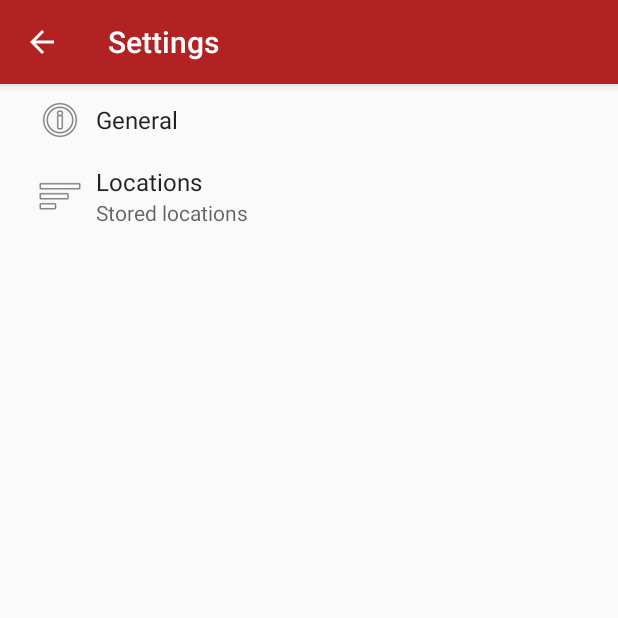
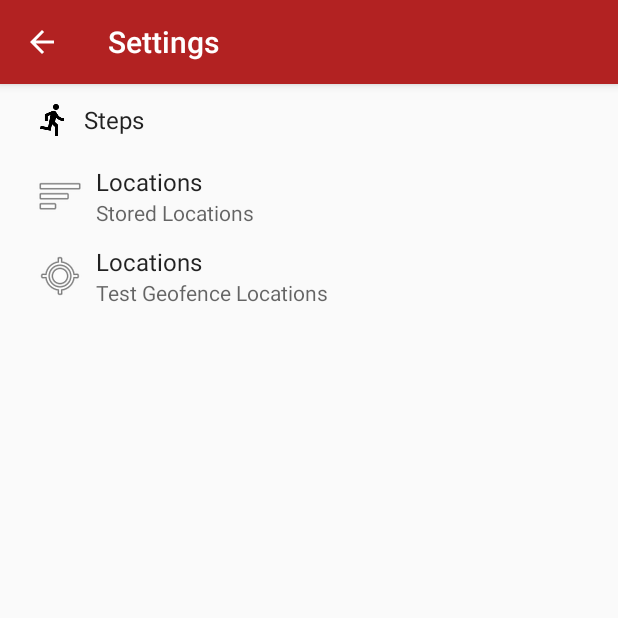
Before and after one commit to cjsheehan/contextual-triggers, an Android app: the SettingsActivity screen opened directly, with no data from a screen before it, on a phone screen of 412 x 824 dp, the top half of it. Run offline under Robolectric (Android 15) with nearby library versions, the phone set to English and light mode, and no system bars.

Commit message:
Update location again and add new preference

```diff
--- a/app/src/main/java/com/keepfit/triggers/thread/BaseThread.java
+++ b/app/src/main/java/com/keepfit/triggers/thread/BaseThread.java
@@ -53,7 +53,7 @@ public abstract class BaseThread extends Thread implements IThread {
      */
     @Override
     public void startThread() {
-        Log.d(TAG, "Starting thread!");
+        Log.d(TAG, "Starting " + getName() + " thread!");
         if (!started)
             start();
         running = enabled;
@@ -65,7 +65,7 @@ public abstract class BaseThread extends Thread implements IThread {
      */
     @Override
     public void stopThread() {
-        Log.d(TAG, "Stopping thread!");
+        Log.d(TAG, "Stopping " + getName() + " thread!");
         running = false;
         doStopAction();
         boolean retry = true;
--- a/app/src/main/java/com/keepfit/triggers/utils/enums/TriggerPreference.java
+++ b/app/src/main/java/com/keepfit/triggers/utils/enums/TriggerPreference.java
@@ -17,7 +17,9 @@ public enum TriggerPreference {
     CUSTOM_CURRENT_LOCATION("custom_location_button"),
     HOME_ADDRESS("home_address"),
     WORK_ADDRESS("work_address"),
-    CUSTOM_ADDRESS("custom_address");
+    CUSTOM_ADDRESS("custom_address"),
+    EXIT_GEOFENCES("exit_geofences"),
+    ENTER_GEOFENCES("enter_geofences");
 
     public String title;
 
--- a/app/src/main/res/values/strings.xml
+++ b/app/src/main/res/values/strings.xml
@@ -6,8 +6,9 @@
 
     <string name="first_trigger">First Trigger</string>
     <string name="placeholder">Stuff here!</string>
-    <string name="pref_header_general">General</string>
+    <string name="pref_header_general">Steps</string>
     <string name="pref_header_locations">Locations</string>
+    <string name="pref_header_geofences">Geofences</string>
     <string name="pref_title_filter_by_date">On or Off</string>
     <string name="action_settings">Settings</string>
     <string name="title_activity_settings">Settings</string>
--- /dev/null
+++ b/app/src/main/res/xml/pref_geofences.xml
@@ -0,0 +1,20 @@
+<?xml version="1.0" encoding="utf-8"?>
+<PreferenceScreen xmlns:android="http://schemas.android.com/apk/res/android">
+
+    <SwitchPreference
+        android:key="exit_geofences"
+        android:selectAllOnFocus="true"
+        android:lines="2"
+        android:checked="false"
+        android:summary="Tap here to set your location outside any geofences."
+        android:title="Exit Geofences" />
+
+    <SwitchPreference
+        android:key="enter_geofences"
+        android:selectAllOnFocus="true"
+        android:lines="2"
+        android:checked="true"
+        android:summary="Tap here to reset your location back to your current location."
+        android:title="Reset Location" />
+
+</PreferenceScreen>
--- a/app/src/main/res/xml/pref_headers.xml
+++ b/app/src/main/res/xml/pref_headers.xml
@@ -4,14 +4,19 @@
 
     <header
         android:fragment="com.keepfit.triggers.activity.SettingsActivity$GeneralPreferenceFragment"
-        android:icon="@android:drawable/ic_menu_info_details"
-        android:title="@string/pref_header_general" />
+        android:icon="@drawable/ic_directions_run_black_24dp"
+        android:title="@string/pref_header_general"/>
 
     <header
         android:fragment="com.keepfit.triggers.activity.SettingsActivity$HistoryPreferenceFragment"
         android:icon="@android:drawable/ic_menu_sort_by_size"
-        android:summary="Stored locations"
-        android:title="@string/pref_header_locations" />
+        android:summary="Stored Locations"
+        android:title="@string/pref_header_locations"/>
 
+    <header
+        android:fragment="com.keepfit.triggers.activity.SettingsActivity$GeofencesPreferenceFragment"
+        android:icon="@android:drawable/ic_menu_mylocation"
+        android:summary="Test Geofence Locations"
+        android:title="@string/pref_header_locations"/>
 
 </preference-headers>
--- a/app/src/main/res/xml/pref_history_settings.xml
+++ b/app/src/main/res/xml/pref_history_settings.xml
@@ -4,129 +4,129 @@
          when checked/unchecked. -->
 
     <SwitchPreference
-    android:defaultValue="false"
-    android:key="pref_home_enabled"
-    android:summary="Store your home location here."
-    android:title="@string/pref_home_location" />
+        android:defaultValue="false"
+        android:key="pref_home_enabled"
+        android:summary="Store your home location here."
+        android:title="@string/pref_home_location"/>
 
     <EditTextPreference
         android:defaultValue="@string/pref_location_longitude"
+        android:dependency="pref_home_enabled"
         android:inputType="numberDecimal|numberSigned"
         android:key="home_longitude"
         android:maxLines="1"
         android:selectAllOnFocus="true"
         android:singleLine="true"
-        android:title="@string/pref_longitude"
-        android:dependency="pref_home_enabled"/>
+        android:title="@string/pref_longitude"/>
 
     <EditTextPreference
         android:defaultValue="@string/pref_location_latitude"
+        android:dependency="pref_home_enabled"
         android:inputType="numberDecimal|numberSigned"
         android:key="home_latitude"
         android:maxLines="1"
         android:selectAllOnFocus="true"
         android:singleLine="true"
-        android:title="@string/pref_latitude"
-        android:dependency="pref_home_enabled"/>
+        android:title="@string/pref_latitude"/>
 
     <Preference
-        android:title="@string/use_current_location"
+        android:dependency="pref_home_enabled"
         android:key="@string/home_location_button"
         android:summary="@string/use_home_current_location_summary"
-        android:dependency="pref_home_enabled"/>
+        android:title="@string/use_current_location"/>
 
     <EditTextPreference
+        android:dependency="pref_home_enabled"
+        android:gravity="top|left"
+        android:inputType="textMultiLine"
         android:key="home_address"
-        android:inputType="textMultiLine"
+        android:lines="3"
         android:maxLines="3"
-        android:lines="3"
-        android:gravity="top|left"
         android:selectAllOnFocus="true"
-        android:title="@string/home_address"
-        android:dependency="pref_home_enabled"/>
+        android:title="@string/home_address"/>
 
     <SwitchPreference
         android:defaultValue="false"
         android:key="pref_work_enabled"
         android:summary="Store your work location here."
-        android:title="@string/pref_work_location" />
+        android:title="@string/pref_work_location"/>
 
     <EditTextPreference
         android:defaultValue="@string/pref_location_longitude"
+        android:dependency="pref_work_enabled"
         android:inputType="numberDecimal|numberSigned"
         android:key="work_longitude"
         android:maxLines="1"
         android:selectAllOnFocus="true"
         android:singleLine="true"
-        android:title="@string/pref_longitude"
-        android:dependency="pref_work_enabled"/>
+        android:title="@string/pref_longitude"/>
 
     <EditTextPreference
         android:defaultValue="@string/pref_location_latitude"
+        android:dependency="pref_work_enabled"
         android:inputType="numberDecimal|numberSigned"
         android:key="work_latitude"
         android:maxLines="1"
         android:selectAllOnFocus="true"
         android:singleLine="true"
-        android:title="@string/pref_latitude"
-        android:dependency="pref_work_enabled"/>
+        android:title="@string/pref_latitude"/>
 
     <Preference
-        android:title="@string/use_current_location"
+        android:dependency="pref_work_enabled"
         android:key="@string/work_location_button"
         android:summary="@string/use_work_current_location_summary"
-        android:dependency="pref_work_enabled"/>
+        android:title="@string/use_current_location"/>
 
     <EditTextPreference
+        android:dependency="pref_work_enabled"
+        android:gravity="top|left"
+        android:inputType="textMultiLine"
         android:key="work_address"
-        android:inputType="textMultiLine"
+        android:lines="3"
         android:maxLines="3"
-        android:lines="3"
-        android:gravity="top|left"
         android:selectAllOnFocus="true"
-        android:title="@string/work_address"
-        android:dependency="pref_work_enabled"/>
+        android:title="@string/work_address"/>
 
     <SwitchPreference
         android:defaultValue="false"
         android:key="pref_custom_enabled"
         android:summary="Store your custom location here."
-        android:title="@string/pref_custom_location" />
+        android:title="@string/pref_custom_location"/>
 
     <EditTextPreference
         android:defaultValue="@string/pref_location_longitude"
+        android:dependency="pref_custom_enabled"
         android:inputType="numberDecimal|numberSigned"
         android:key="custom_longitude"
         android:maxLines="1"
         android:selectAllOnFocus="true"
         android:singleLine="true"
-        android:title="@string/pref_longitude"
-        android:dependency="pref_custom_enabled"/>
+        android:title="@string/pref_longitude"/>
 
     <EditTextPreference
         android:defaultValue="@string/pref_location_latitude"
+        android:dependency="pref_custom_enabled"
         android:inputType="numberDecimal|numberSigned"
         android:key="custom_latitude"
         android:maxLines="1"
         android:selectAllOnFocus="true"
         android:singleLine="true"
-        android:title="@string/pref_latitude"
-        android:dependency="pref_custom_enabled"/>
+        android:title="@string/pref_latitude"/>
 
     <Preference
-        android:title="@string/use_current_location"
+        android:dependency="pref_custom_enabled"
         android:key="@string/custom_location_button"
         android:summary="@string/use_custom_current_location_summary"
-        android:dependency="pref_custom_enabled"/>
+        android:title="@string/use_current_location"/>
 
     <EditTextPreference
+        android:dependency="pref_custom_enabled"
+        android:gravity="top|left"
+        android:inputType="textMultiLine"
         android:key="custom_address"
-        android:inputType="textMultiLine"
+        android:lines="3"
         android:maxLines="3"
-        android:lines="3"
-        android:gravity="top|left"
         android:selectAllOnFocus="true"
-        android:title="@string/custom_address"
-        android:dependency="pref_custom_enabled"/>
+        android:title="@string/custom_address"/>
 
 </PreferenceScreen>
```
Also changed, not shown: app/src/main/java/com/keepfit/triggers/activity/SettingsActivity.java (+77 -23 lines), app/src/main/java/com/keepfit/triggers/thread/LocationThread.java (+22 -4 lines), app/src/main/res/xml/pref_general.xml (+1 -27 lines).
